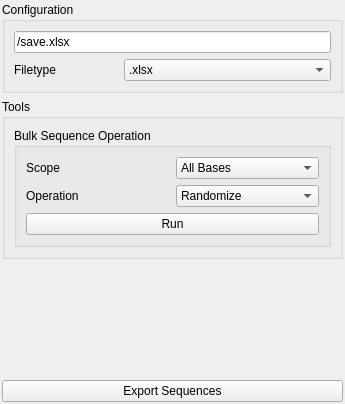
Above: ui/panels/sequencing/panel.ui from NATuG3/NATuG3 before the change. Below: the same form after it.
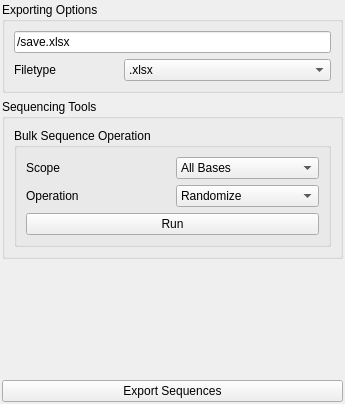
That is the form after the change.

Patch:
```diff
--- a/ui/panels/sequencing/panel.ui
+++ b/ui/panels/sequencing/panel.ui
@@ -49,7 +49,7 @@
             <item row="0" column="0">
                 <widget class="QGroupBox" name="configuration_area">
                     <property name="title">
-                        <string>Configuration</string>
+      <string>Exporting Options</string>
                     </property>
                     <layout class="QGridLayout" name="gridLayout_2">
                         <item row="1" column="0">
@@ -100,7 +100,7 @@
             <item row="1" column="0">
                 <widget class="QGroupBox" name="tools_area">
                     <property name="title">
-                        <string>Tools</string>
+      <string>Sequencing Tools</string>
                     </property>
                     <layout class="QGridLayout" name="gridLayout_4">
                         <item row="0" column="0" colspan="2">
```
Lines whose indentation alone changed are shown as unchanged.
